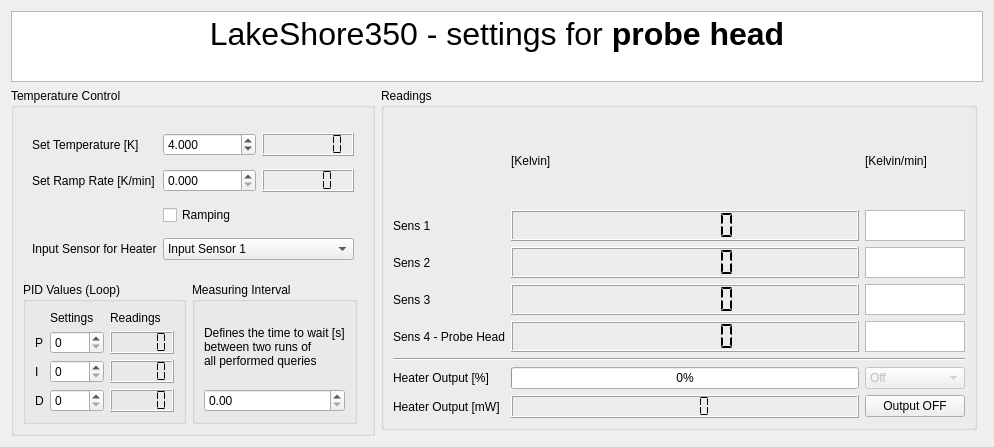
Old version of the form LakeShore/LakeShore350_control.ui in the repository Cryostat-GUI/Cryostat-GUI.
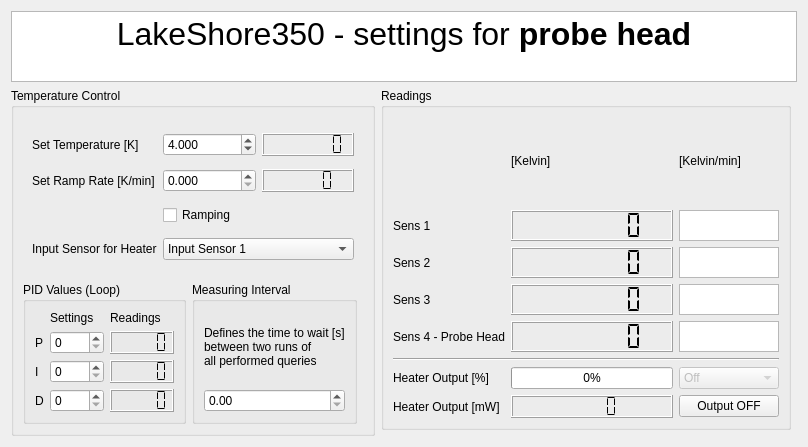
New version of the form.

Diff of the .ui file:
```diff
--- a/LakeShore/LakeShore350_control.ui
+++ b/LakeShore/LakeShore350_control.ui
@@ -6,7 +6,7 @@
    <rect>
     <x>0</x>
     <y>0</y>
-    <width>994</width>
+    <width>808</width>
     <height>447</height>
    </rect>
   </property>
@@ -256,8 +256,8 @@
       <string>&lt;!DOCTYPE HTML PUBLIC &quot;-//W3C//DTD HTML 4.0//EN&quot; &quot;http://www.w3.org/TR/REC-html40/strict.dtd&quot;&gt;
 &lt;html&gt;&lt;head&gt;&lt;meta name=&quot;qrichtext&quot; content=&quot;1&quot; /&gt;&lt;style type=&quot;text/css&quot;&gt;
 p, li { white-space: pre-wrap; }
-&lt;/style&gt;&lt;/head&gt;&lt;body style=&quot; font-family:'.SF NS Text'; font-size:13pt; font-weight:400; font-style:normal;&quot;&gt;
-&lt;p align=&quot;center&quot; style=&quot; margin-top:0px; margin-bottom:0px; margin-left:0px; margin-right:0px; -qt-block-indent:0; text-indent:0px;&quot;&gt;&lt;span style=&quot; font-family:'MS Shell Dlg 2'; font-size:24pt;&quot;&gt;LakeShore350 - settings for&lt;/span&gt;&lt;span style=&quot; font-family:'MS Shell Dlg 2'; font-size:24pt; font-weight:600;&quot;&gt; probe head&lt;/span&gt;&lt;/p&gt;&lt;/body&gt;&lt;/html&gt;</string>
+&lt;/style&gt;&lt;/head&gt;&lt;body style=&quot; font-family:'MS Shell Dlg 2'; font-size:7.8pt; font-weight:400; font-style:normal;&quot;&gt;
+&lt;p align=&quot;center&quot; style=&quot; margin-top:0px; margin-bottom:0px; margin-left:0px; margin-right:0px; -qt-block-indent:0; text-indent:0px;&quot;&gt;&lt;span style=&quot; font-size:24pt;&quot;&gt;LakeShore350 - settings for&lt;/span&gt;&lt;span style=&quot; font-size:24pt; font-weight:600;&quot;&gt; probe head&lt;/span&gt;&lt;/p&gt;&lt;/body&gt;&lt;/html&gt;</string>
      </property>
     </widget>
    </item>
```
